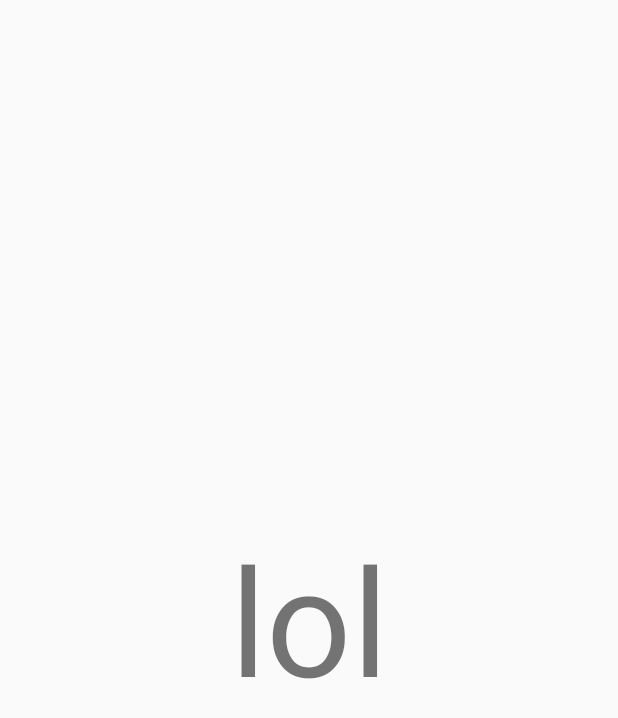
After one commit to OnielN14/chupy-android, an Android app: the layout fragment_read_halaman_news.xml on its own in the app's theme, with its tools: preview values and no code run, on a phone screen of 412 x 824 dp. The commit adds this screen. Shown: the top 718 px of the screen. Run offline under Robolectric (Android 15) with nearby library versions, the phone set to English and light mode, and no system bars.

Commit message:
update - init file

```diff
--- /dev/null
+++ b/app/src/main/res/layout/fragment_read_halaman_news.xml
@@ -0,0 +1,15 @@
+<?xml version="1.0" encoding="utf-8"?>
+<LinearLayout xmlns:android="http://schemas.android.com/apk/res/android"
+    android:orientation="vertical" android:layout_width="match_parent"
+    android:layout_height="match_parent">
+
+    <TextView
+        android:layout_height="match_parent"
+        android:layout_width="match_parent"
+        android:text="lol"
+        android:gravity="center"
+        android:textSize="100sp"
+        >
+
+    </TextView>
+</LinearLayout>
```
Also changed, not shown: app/src/main/java/com/chopchop/chupy/FragmentRead.java (+13 -6 lines), app/src/main/java/com/chopchop/chupy/feature/read/ReadFragmentPagerAdapter.java (added, +30 -0 lines), app/src/main/java/com/chopchop/chupy/feature/read/ReadNewsFragment.java (added, +23 -0 lines), app/src/main/res/layout/fragment_read.xml (+4 -3 lines).
